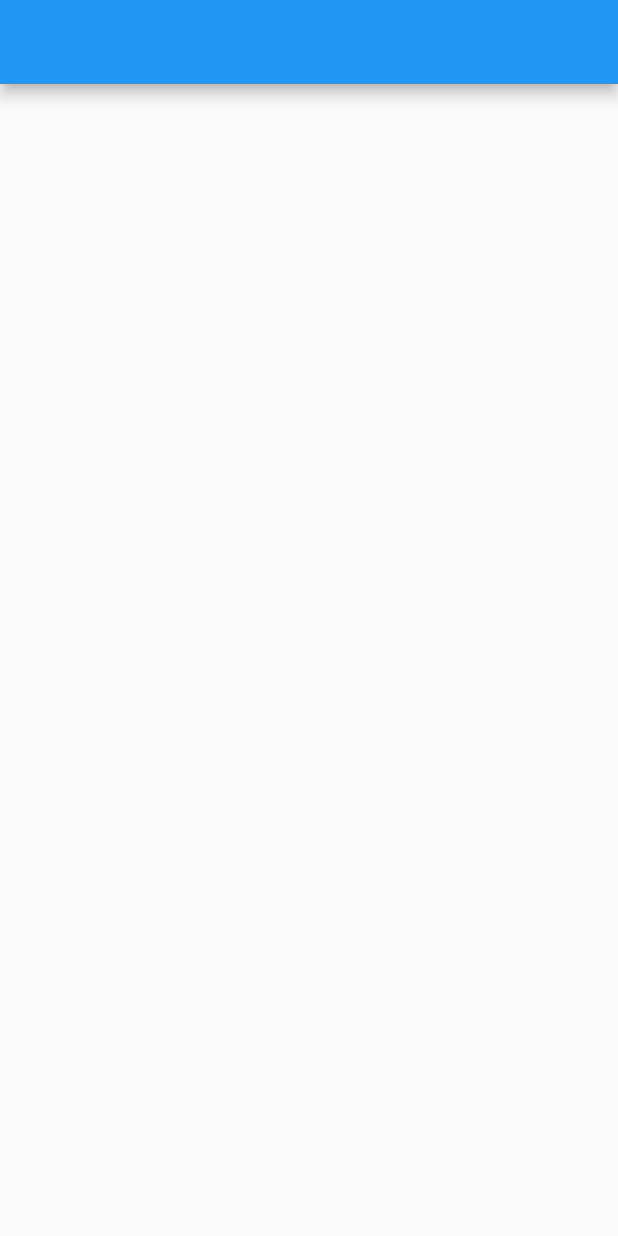
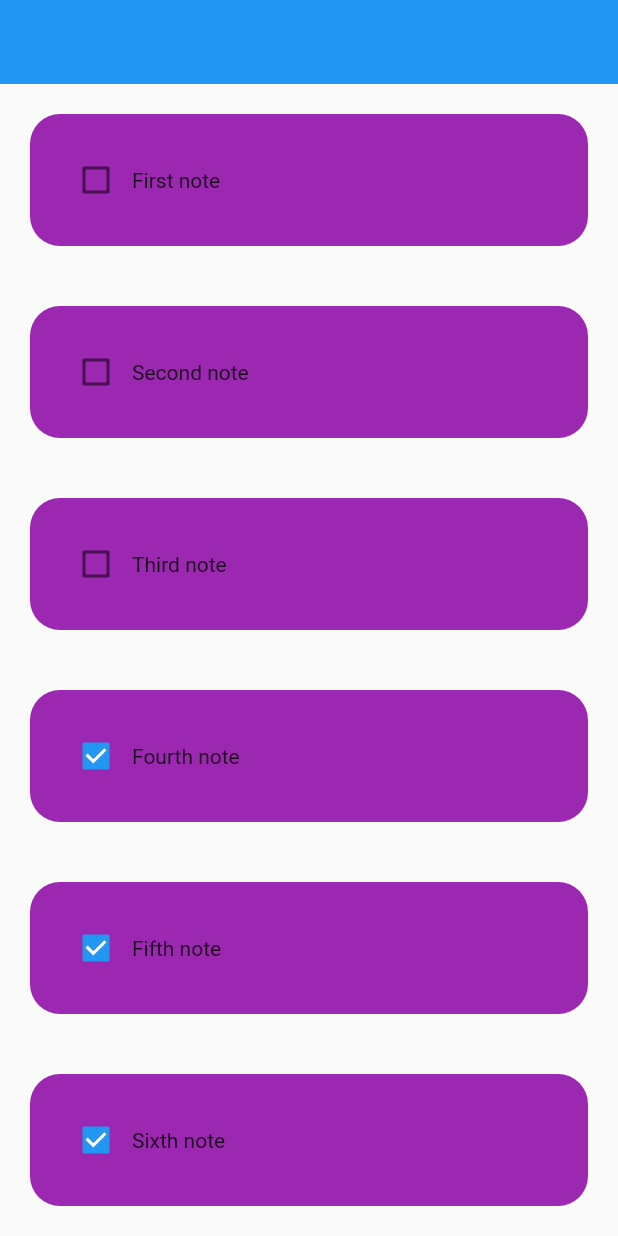
Before and after one commit to KhusseinGashimov/note, a Flutter app: the screen it shows after launch, on a phone screen of 412 x 824 dp. Run offline on Flutter 3.47's test engine with Material 2 defaults, Android fonts, the phone set to English and light mode, and no system bars.

Commit message:
notes constructor with specific notesList example

```diff
--- a/lib/HomePage.dart
+++ b/lib/HomePage.dart
@@ -1,4 +1,6 @@
 import 'package:flutter/material.dart';
+
+import 'notes.dart';
 
 class HomePage extends StatefulWidget {
   const HomePage({Key? key}) : super(key: key);
@@ -8,12 +10,32 @@ class HomePage extends StatefulWidget {
 }
 
 class _HomePageState extends State<HomePage> {
+  List notesList = [
+    ["First note", false],
+    ["Second note", false],
+    ["Third note", false],
+    ["Fourth note", true],
+    ["Fifth note", true],
+    ["Sixth note", true],
+    ["Seventh note", false],
+  ];
+
+  void checkBoxChanged(bool value,int index){
+
+  }
   @override
   Widget build(BuildContext context) {
     return Scaffold(
-      appBar: AppBar(),
-      body: ListView(
-        children: [],
+      appBar: AppBar(
+        elevation: 0,
+      ),
+      body: ListView.builder(
+        itemCount: notesList.length,
+        itemBuilder: (context, index) {
+          return Notes(
+              noteName: notesList[index][0], noteCompleted: notesList[index][1],
+              onChanged: (value)=>checkBoxChanged);
+        },
       ),
     );
   }
--- /dev/null
+++ b/lib/notes.dart
@@ -0,0 +1,32 @@
+import 'package:flutter/material.dart';
+
+class Notes extends StatelessWidget {
+  final String noteName;
+  final bool noteCompleted;
+  Function(bool?)? onChanged;
+
+  Notes(
+      {Key? key,
+      required this.noteName,
+      required this.noteCompleted,
+      required this.onChanged})
+      : super(key: key);
+
+  @override
+  Widget build(BuildContext context) {
+    return Padding(
+      padding: const EdgeInsets.all(20.0),
+      child: Container(
+        padding: EdgeInsets.all(20),
+        child: Row(
+          children: [
+            Checkbox(value: noteCompleted, onChanged: onChanged),
+            Text(noteName),
+          ],
+        ),
+        decoration: BoxDecoration(
+            color: Colors.purple, borderRadius: BorderRadius.circular(20)),
+      ),
+    );
+  }
+}
```
